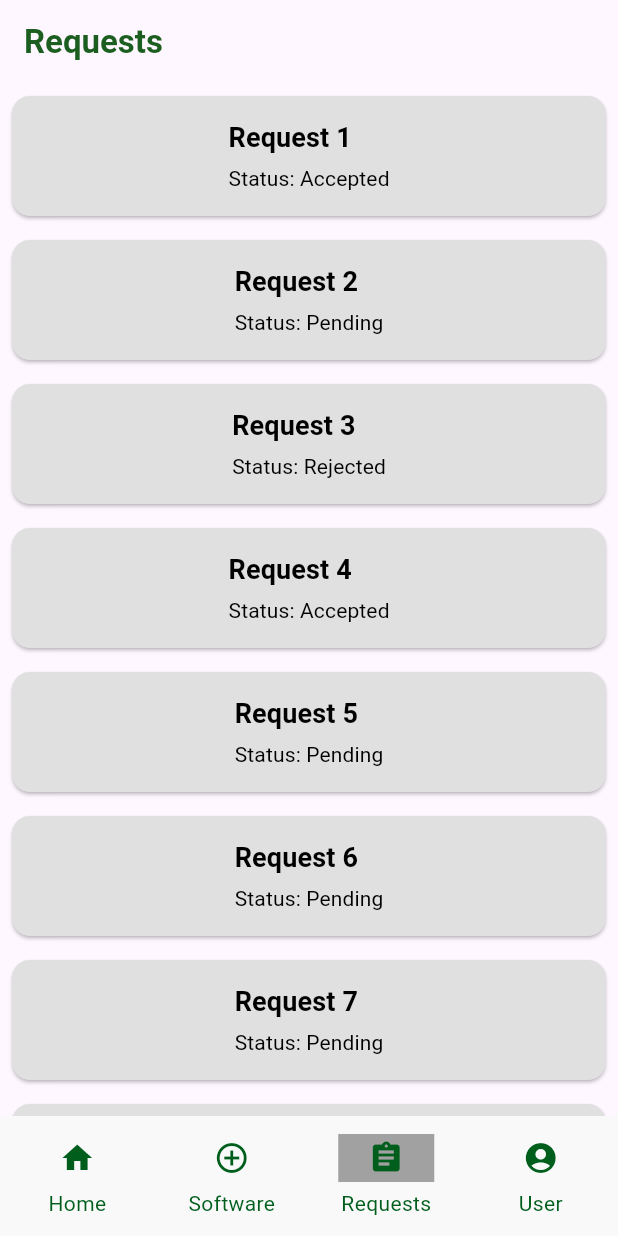
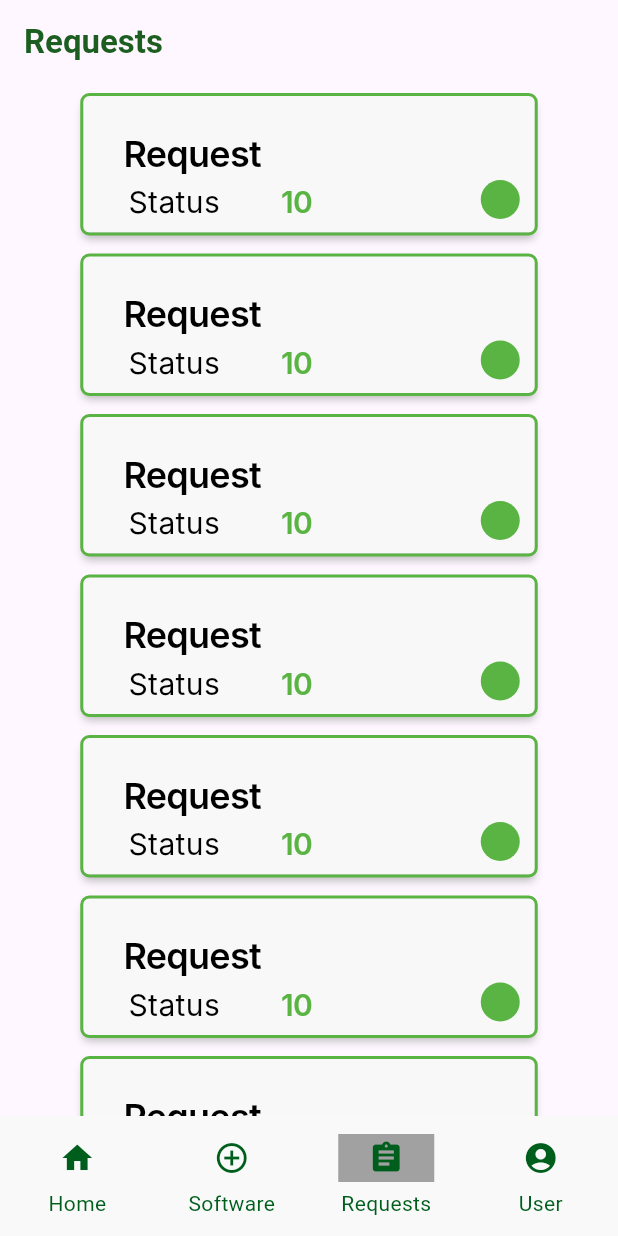
Before and after one commit to AndKlet/Autronica-Onboarding-clean, a Flutter app: the screen it shows after launch, item 3 of the bottom bar chosen, on a phone screen of 412 x 824 dp. Run offline on Flutter 3.47's test engine with Material 3 defaults, Android fonts, the phone set to English and light mode, and no system bars; Roboto replaces fonts that are missing (Inter).

Commit message:
added buttons on request page as widgets

```diff
--- a/frontend/autron/lib/src/screens/RequestScreen.dart
+++ b/frontend/autron/lib/src/screens/RequestScreen.dart
@@ -1,3 +1,4 @@
+import 'package:autron/src/widgets/statusAlert.dart';
 import 'package:flutter/material.dart';
 
 class RequestScreen extends StatelessWidget {
@@ -35,45 +36,8 @@ class RequestScreen extends StatelessWidget {
         children: requests.map((request) {
           return Padding(
             padding: const EdgeInsets.all(8.0),
-            child: SizedBox(
-              width: double.infinity, // Makes the button full width
-              height: 80, // Adjust the height of the button
-              child: ElevatedButton(
-                onPressed: () {
-                  // Handle button press
-                  print('${request['title']} pressed');
-                },
-                style: ElevatedButton.styleFrom(
-                  backgroundColor: Colors.grey[300], // Background color
-                  foregroundColor: Colors.black, // Text color
-                  padding: EdgeInsets.symmetric(horizontal: 16), // Adjust padding
-                  shape: RoundedRectangleBorder(
-                    borderRadius: BorderRadius.circular(12), // Rounded corners
-                  ),
-                ),
-                child: Column(
-                  mainAxisAlignment: MainAxisAlignment.center,
-                  crossAxisAlignment: CrossAxisAlignment.start, // Align text to the start
-                  children: [
-                    Text(
-                      request['title']!,
-                      style: TextStyle(
-                        fontSize: 18,
-                        fontWeight: FontWeight.bold, // Make "Request X" bold
-                      ),
-                    ),
-                    SizedBox(height: 4), // Space between the two texts
-                    Text(
-                      'Status: ${request['status']}',
-                      style: TextStyle(
-                        fontSize: 14, // Smaller font for status
-                        fontWeight: FontWeight.normal,
-                      ),
-                    ),
-                  ],
-                ),
-              ),
-            ),
+           // ignore: prefer_const_constructors
+           child: StatusAlert(title: "Request", value: "Status", count: 10, color:  Color(0xFF5AB443)),
           );
         }).toList(),
       ),
```
